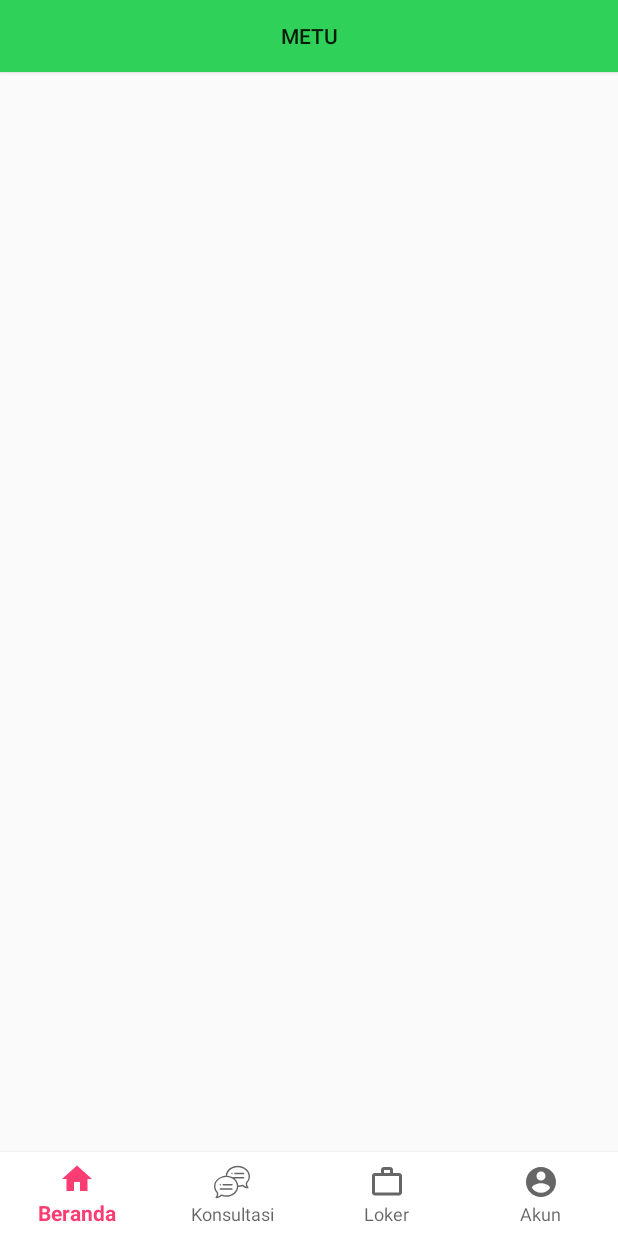
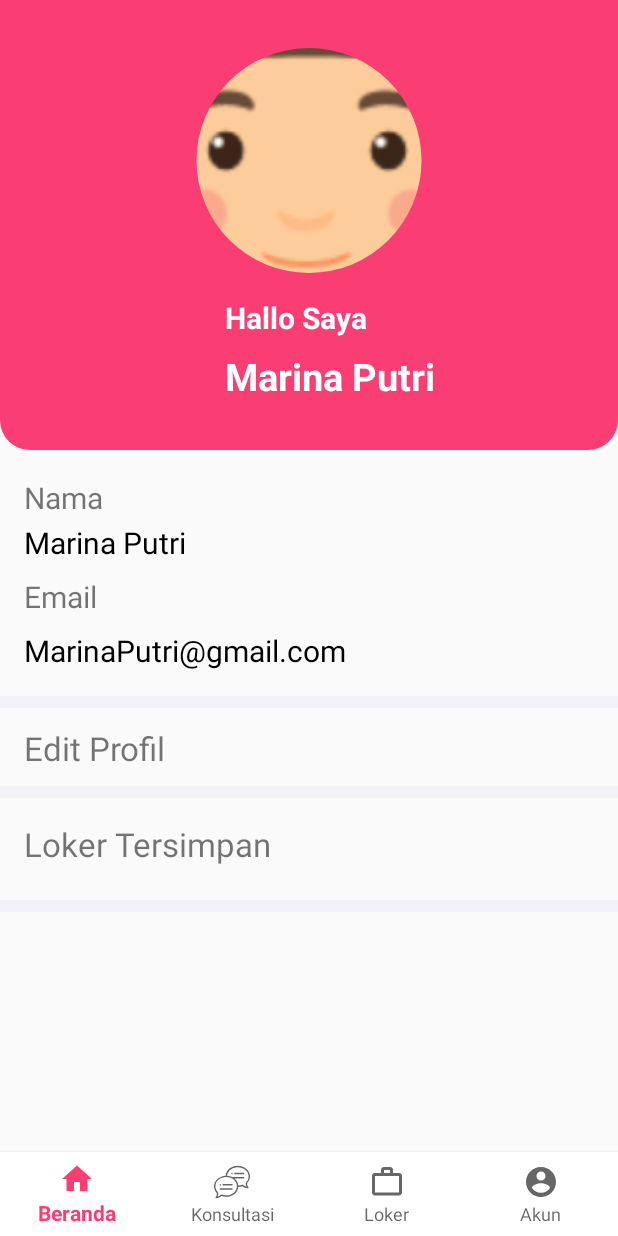
Before and after one commit to dqbigd/Equal-app, an Android app: the fragment AccountFragment placed in its activity, on a phone screen of 412 x 824 dp. Run offline under Robolectric (Android 15) with nearby library versions, the phone set to English and light mode, and no system bars; our stand-ins replace CircleImageView; 2 statements that could not run were skipped.

Commit message:
layout account

```diff
--- a/app/src/main/res/layout/fragment_account.xml
+++ b/app/src/main/res/layout/fragment_account.xml
@@ -6,11 +6,133 @@
     tools:context=".Fragment.AccountFragment">
 
     <!-- TODO: Update blank fragment layout -->
-    <Button
-        android:id="@+id/btnMetu"
+
+    <LinearLayout
+        android:id="@+id/lyaccount"
+        android:layout_width="match_parent"
+        android:layout_height="300dp"
+        android:background="@drawable/square_pink_no_radius_top"
+        android:orientation="vertical"
+        android:gravity="center">
+
+        <de.hdodenhof.circleimageview.CircleImageView
+            android:id="@+id/imgaccount"
+            android:layout_width="match_parent"
+            android:layout_height="150dp"
+            android:layout_gravity="center"
+            android:src="@drawable/dummy_photo">
+
+        </de.hdodenhof.circleimageview.CircleImageView>
+
+        <TextView
+            android:id="@+id/tvHallo"
+            android:layout_width="match_parent"
+            android:layout_height="wrap_content"
+            android:layout_gravity="center"
+            android:layout_marginTop="16dp"
+            android:layout_marginBottom="8dp"
+            android:layout_marginStart="100dp"
+            android:text="Hallo Saya"
+            android:textColor="@android:color/white"
+            android:textSize="20sp"
+            android:textStyle="bold" />
+
+        <TextView
+            android:id="@+id/tvNamaprofile"
+            android:layout_width="match_parent"
+            android:layout_height="wrap_content"
+            android:layout_marginStart="100dp"
+            android:text="Marina Putri"
+            android:textColor="@android:color/white"
+            android:textSize="25sp"
+            android:textStyle="bold" />
+
+    </LinearLayout>
+
+    <TextView
+        android:id="@+id/tvNamap"
         android:layout_width="match_parent"
         android:layout_height="wrap_content"
-        android:text="METU"
-        android:background="@color/colorGreen"/>
+        android:layout_marginTop="318dp"
+        android:layout_marginStart="16dp"
+        android:layout_marginEnd="16dp"
+        android:text="Nama"
+        android:textSize="20sp" />
+
+    <TextView
+        android:id="@+id/tvNamamarina"
+        android:layout_width="match_parent"
+        android:layout_height="wrap_content"
+        android:layout_marginTop="348dp"
+        android:layout_marginStart="16dp"
+        android:layout_marginEnd="16dp"
+        android:text="Marina Putri"
+        android:textSize="20sp"
+        android:textColor="@android:color/black"/>
+
+    <TextView
+        android:id="@+id/tvEmailprofile"
+        android:layout_width="match_parent"
+        android:layout_height="wrap_content"
+        android:layout_marginTop="384dp"
+        android:layout_marginStart="16dp"
+        android:layout_marginEnd="16dp"
+        android:text="Email"
+        android:textSize="20sp"/>
+
+    <TextView
+        android:id="@+id/tvemailpengguna"
+        android:layout_width="match_parent"
+        android:layout_height="wrap_content"
+        android:layout_marginTop="420dp"
+        android:layout_marginStart="16dp"
+        android:layout_marginEnd="16dp"
+        android:text="MarinaPutri@gmail.com"
+        android:textSize="20sp"
+        android:textColor="@android:color/black"/>
+
+    <ImageView
+        android:id="@+id/separator_1"
+        android:layout_width="match_parent"
+        android:layout_height="8dp"
+        android:layout_marginTop="464dp"
+        android:background="@color/colorGrayLight" />
+
+    <TextView
+        android:layout_width="match_parent"
+        android:layout_height="wrap_content"
+        android:layout_marginTop="484dp"
+        android:layout_marginStart="16dp"
+        android:layout_marginEnd="16dp"
+        android:text="Edit Profil"
+        android:textSize="22sp" />
+
+    <ImageView
+        android:id="@+id/separator_2"
+        android:layout_width="match_parent"
+        android:layout_height="8dp"
+        android:layout_marginTop="524dp"
+        android:background="@color/colorGrayLight" />
+
+    <TextView
+        android:id="@+id/tvloker"
+        android:layout_width="match_parent"
+        android:layout_height="wrap_content"
+        android:layout_marginTop="548dp"
+        android:layout_marginStart="16dp"
+        android:layout_marginEnd="16dp"
+        android:text="Loker Tersimpan"
+        android:textSize="22sp"/>
+
+    <ImageView
+        android:id="@+id/separator_3"
+        android:layout_width="match_parent"
+        android:layout_height="8dp"
+        android:layout_marginTop="600dp"
+        android:background="@color/colorGrayLight" />
+
+
+
+
 
 </FrameLayout>
```
